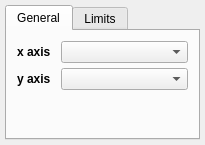
glue-viz/glue, file glue/viewers/scatter/qt/options_widget.ui: the form before one commit.
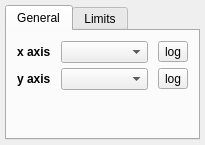
The form after the commit.

Commit message: Add buttons for 'log' to the 'General' tabs since this is a common operation and actually changes e.g. the histogram

The edit to the form file:
```diff
--- a/glue/viewers/scatter/qt/options_widget.ui
+++ b/glue/viewers/scatter/qt/options_widget.ui
@@ -72,39 +72,6 @@
        <property name="verticalSpacing">
         <number>5</number>
        </property>
-       <item row="1" column="1">
-        <widget class="QComboBox" name="combosel_y_att">
-         <property name="sizeAdjustPolicy">
-          <enum>QComboBox::AdjustToMinimumContentsLength</enum>
-         </property>
-        </widget>
-       </item>
-       <item row="1" column="0">
-        <widget class="QLabel" name="x_lab">
-         <property name="font">
-          <font>
-           <weight>75</weight>
-           <bold>true</bold>
-          </font>
-         </property>
-         <property name="text">
-          <string>y axis</string>
-         </property>
-        </widget>
-       </item>
-       <item row="0" column="0">
-        <widget class="QLabel" name="x_lab">
-         <property name="font">
-          <font>
-           <weight>75</weight>
-           <bold>true</bold>
-          </font>
-         </property>
-         <property name="text">
-          <string>x axis</string>
-         </property>
-        </widget>
-       </item>
        <item row="0" column="1">
         <widget class="QComboBox" name="combosel_x_att">
          <property name="sizeAdjustPolicy">
@@ -125,6 +92,19 @@
          </property>
         </spacer>
        </item>
+       <item row="0" column="0">
+        <widget class="QLabel" name="x_lab">
+         <property name="font">
+          <font>
+           <weight>75</weight>
+           <bold>true</bold>
+          </font>
+         </property>
+         <property name="text">
+          <string>x axis</string>
+         </property>
+        </widget>
+       </item>
        <item row="3" column="1">
         <spacer name="verticalSpacer_2">
          <property name="orientation">
@@ -138,6 +118,46 @@
          </property>
         </spacer>
        </item>
+       <item row="1" column="1">
+        <widget class="QComboBox" name="combosel_y_att">
+         <property name="sizeAdjustPolicy">
+          <enum>QComboBox::AdjustToMinimumContentsLength</enum>
+         </property>
+        </widget>
+       </item>
+       <item row="1" column="0">
+        <widget class="QLabel" name="x_lab">
+         <property name="font">
+          <font>
+           <weight>75</weight>
+           <bold>true</bold>
+          </font>
+         </property>
+         <property name="text">
+          <string>y axis</string>
+         </property>
+        </widget>
+       </item>
+       <item row="0" column="2">
+        <widget class="QToolButton" name="bool_x_log_">
+         <property name="text">
+          <string>log</string>
+         </property>
+         <property name="checkable">
+          <bool>true</bool>
+         </property>
+        </widget>
+       </item>
+       <item row="1" column="2">
+        <widget class="QToolButton" name="bool_y_log_">
+         <property name="text">
+          <string>log</string>
+         </property>
+         <property name="checkable">
+          <bool>true</bool>
+         </property>
+        </widget>
+       </item>
       </layout>
      </widget>
      <widget class="QWidget" name="tab_2">
```
The commit also changes 3 other files.
